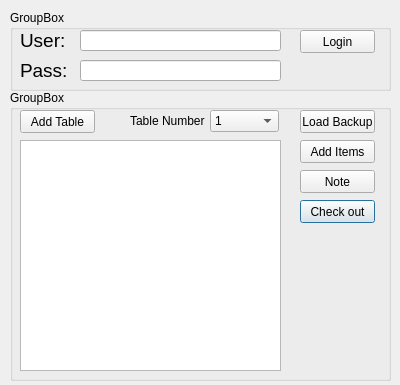
Old version of the form UI.ui in the repository datduong195/python-app-coffee-shop.
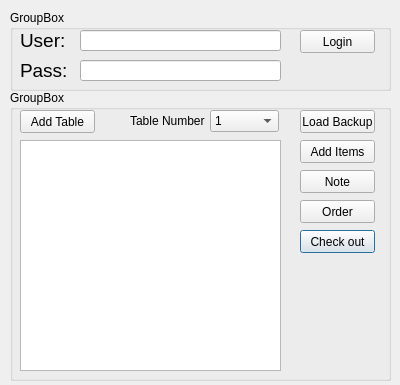
New version of the form.

Diff of the .ui file:
```diff
--- a/UI.ui
+++ b/UI.ui
@@ -35,7 +35,7 @@
     <property name="geometry">
      <rect>
       <x>290</x>
-      <y>110</y>
+      <y>140</y>
       <width>75</width>
       <height>23</height>
      </rect>
@@ -151,6 +151,19 @@
      <string>Load Backup</string>
     </property>
    </widget>
+   <widget class="QPushButton" name="orderButton">
+    <property name="geometry">
+     <rect>
+      <x>290</x>
+      <y>110</y>
+      <width>75</width>
+      <height>23</height>
+     </rect>
+    </property>
+    <property name="text">
+     <string>Order</string>
+    </property>
+   </widget>
   </widget>
   <widget class="QGroupBox" name="loginBox">
    <property name="geometry">
```
